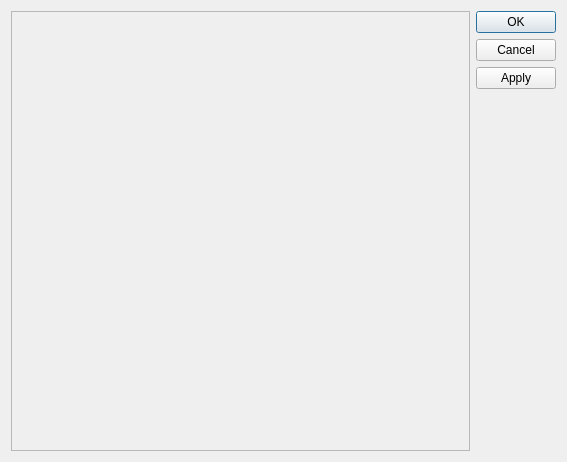
Qt form src/CSSChanger/dialog.ui (po-devs/pokemon-online) before a commit.
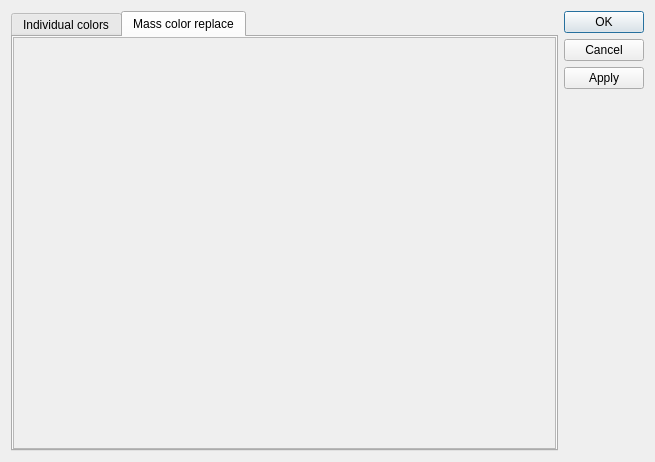
The same form after that commit. The open tabs and pages were chosen to show the change.

Commit message: added mass replace window in color changer

The edit to the form file:
```diff
--- a/src/CSSChanger/dialog.ui
+++ b/src/CSSChanger/dialog.ui
@@ -6,7 +6,7 @@
    <rect>
     <x>0</x>
     <y>0</y>
-    <width>567</width>
+    <width>655</width>
     <height>462</height>
    </rect>
   </property>
@@ -15,22 +15,86 @@
   </property>
   <layout class="QHBoxLayout" name="horizontalLayout">
    <item>
-    <widget class="QScrollArea" name="scrollArea">
-     <property name="widgetResizable">
-      <bool>true</bool>
+    <widget class="QTabWidget" name="tabWidget">
+     <property name="currentIndex">
+      <number>0</number>
      </property>
-     <widget class="QWidget" name="scrollAreaWidgetContents">
-      <property name="geometry">
-       <rect>
-        <x>0</x>
-        <y>0</y>
-        <width>455</width>
-        <height>442</height>
-       </rect>
-      </property>
+     <widget class="QWidget" name="individualColors">
+      <attribute name="title">
+       <string>Individual colors</string>
+      </attribute>
       <layout class="QVBoxLayout" name="verticalLayout">
+       <property name="spacing">
+        <number>0</number>
+       </property>
+       <property name="margin">
+        <number>0</number>
+       </property>
        <item>
-        <layout class="QVBoxLayout" name="colorsList"/>
+        <widget class="QScrollArea" name="scrollArea">
+         <property name="widgetResizable">
+          <bool>true</bool>
+         </property>
+         <widget class="QWidget" name="scrollAreaWidgetContents">
+          <property name="geometry">
+           <rect>
+            <x>0</x>
+            <y>0</y>
+            <width>539</width>
+            <height>409</height>
+           </rect>
+          </property>
+          <layout class="QVBoxLayout" name="colorsList">
+           <property name="spacing">
+            <number>6</number>
+           </property>
+           <property name="topMargin">
+            <number>3</number>
+           </property>
+           <property name="bottomMargin">
+            <number>3</number>
+           </property>
+          </layout>
+         </widget>
+        </widget>
+       </item>
+      </layout>
+     </widget>
+     <widget class="QWidget" name="massReplace">
+      <attribute name="title">
+       <string>Mass color replace</string>
+      </attribute>
+      <layout class="QGridLayout">
+       <property name="margin">
+        <number>0</number>
+       </property>
+       <property name="spacing">
+        <number>0</number>
+       </property>
+       <item row="1" column="1">
+        <widget class="QScrollArea" name="scrollArea_2">
+         <property name="widgetResizable">
+          <bool>true</bool>
+         </property>
+         <widget class="QWidget" name="scrollAreaWidgetContents_2">
+          <property name="geometry">
+           <rect>
+            <x>0</x>
+            <y>0</y>
+            <width>539</width>
+            <height>409</height>
+           </rect>
+          </property>
+          <layout class="QGridLayout" name="colorGrid">
+           <property name="margin">
+            <number>3</number>
+           </property>
+           <property name="spacing">
+            <number>6</number>
+           </property>
+          </layout>
+         </widget>
+        </widget>
        </item>
       </layout>
      </widget>
```
The commit also changes 3 other files.
